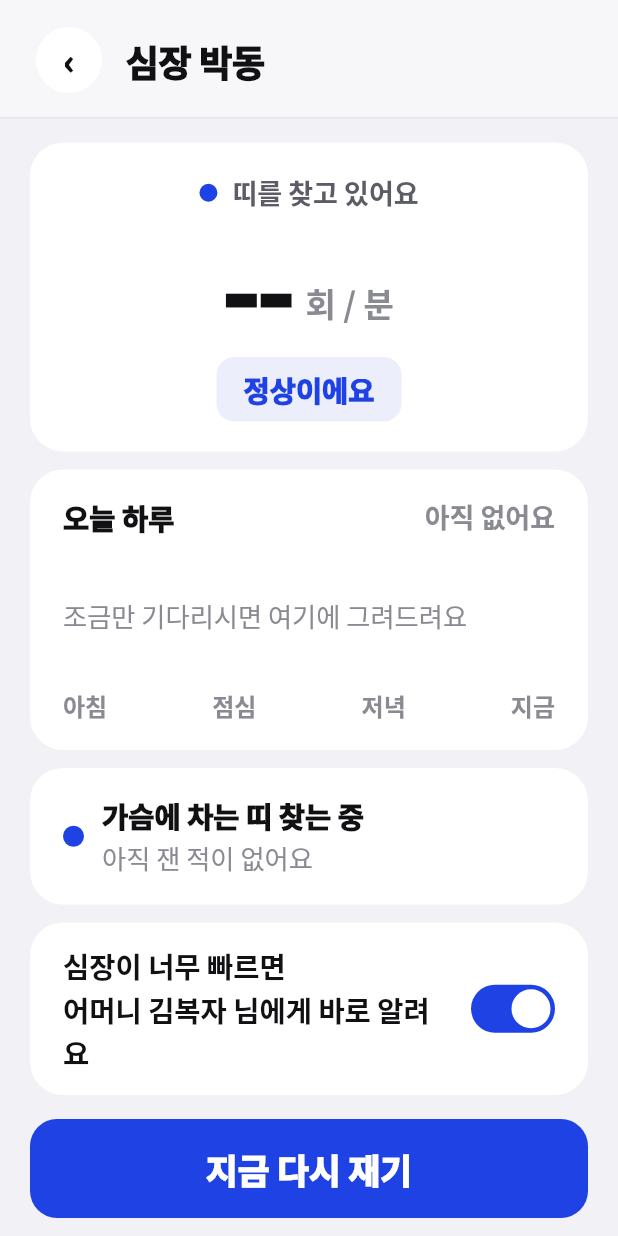
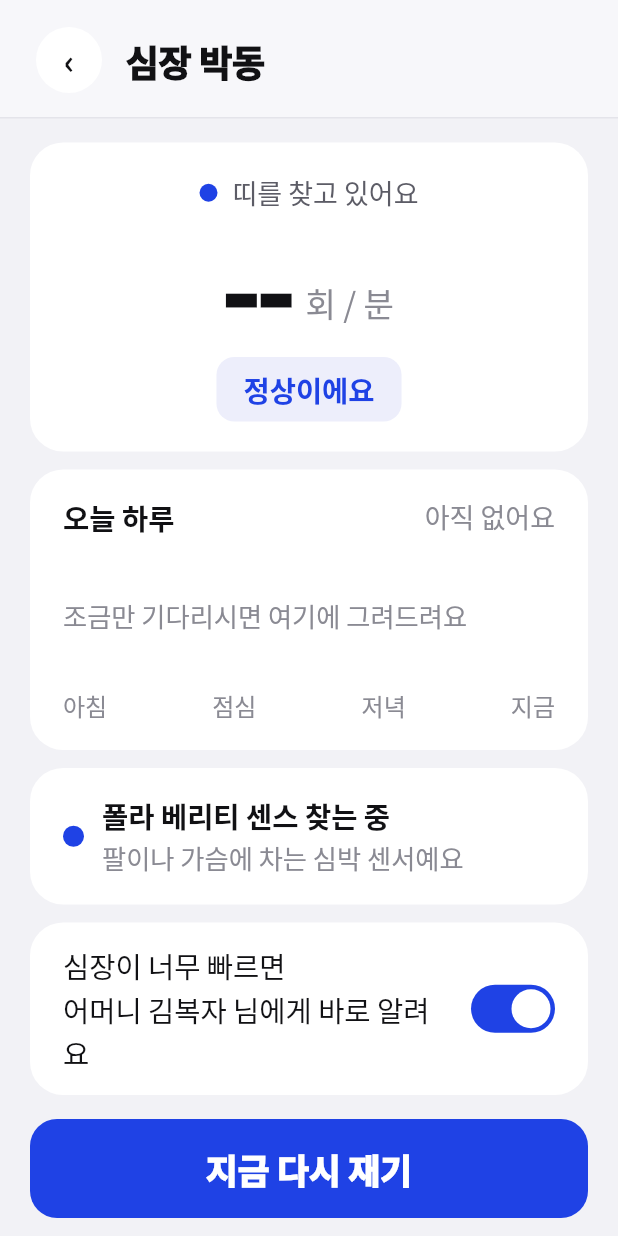
Before and after one commit to bong-bong00/alkong_yakong, a Flutter app: the GuardianHomeScreen screen opened by its route, after a tap on "심장 박동", on a phone screen of 412 x 824 dp. Run offline on Flutter 3.47's test engine with Material 3 defaults, Android fonts, the phone set to English and light mode, and no system bars; our stand-ins replace dio, fl_chart, flutter_riverpod, go_router, image_picker, permission_handler and 1 more; missing offline and left inert: polar; accounts and stored records are empty; network calls fail; Roboto replaces fonts that are missing (Noto Sans KR).

Commit message:
굵기 정리 · 기기 이름 정정 · 이모지 복원
굵기
전부 굵어서 위계가 사라지고 답답해 보였다. 900은 화면에서 가장 먼저
읽혀야 하는 것에만 남긴다 — 핵심 숫자, 큰 시각, 화면 제목, 경고 문장,
버튼 라벨. 본문 500→400, 보조 500→400, 라벨 700→500,
카드 제목 900→700, 탭 라벨 900/700→700/500으로 내렸다.
눌러야 하는 목록 행의 제목만 700을 유지한다.

기기 이름
"가슴에 차는 띠"를 제품명 그대로 폴라 베리티 센스로 되돌렸다.
돌려 말하면 어느 물건인지 알 수 없고 사용설명서·구매처·가족과의
대화에서 쓰는 이름과도 어긋난다. 대신 센서 상태 행에
"팔이나 가슴에 차는 심박 센서예요"를 덧붙여 무엇인지 설명한다.

이모지
카드 제목과 목록 행에 이모지를 되살렸다. 다만 이모지 단독으로
뜻을 만들지 않는다 — 한글 라벨이 항상 함께 있고, 이모지는
ExcludeSemantics로 감싸 스크린리더에서 두 번 읽히지 않게 했다.
EmojiTitle 위젯과 SeniorListRow.emoji로 자리를 정해뒀다.

그 밖에
홈 상단 오른쪽의 이름 첫 글자 아바타를 없앴다.

Co-Authored-By: Claude Opus 5 <noreply@anthropic.com>
Claude-Session: https://claude.ai/code/session_01DraJsXS4EGMwwwVqsKY4Qt

```diff
--- a/lib/core/theme/app_typography.dart
+++ b/lib/core/theme/app_typography.dart
@@ -8,7 +8,11 @@ import '../constants/app_colors.dart';
 /// 16px 이하가 필요하다고 느껴지면 그 정보는 삭제 대상이다.
 ///
 /// weight는 400 / 500 / 700 / 900만 쓴다.
-/// 크기 인자는 각 역할의 허용 범위 안에서만 조절한다.
+///
+/// **굵기는 아껴 쓴다.** 900은 화면에서 가장 먼저 읽혀야 하는 것에만
+/// 붙인다 — 핵심 숫자, 큰 시각, 화면 제목, 경고 문장, 버튼 라벨.
+/// 본문·보조·라벨은 기본 굵기로 두어야 굵은 글자가 실제로 눈에 띈다.
+/// 전부 굵으면 위계가 사라지고 화면이 답답해진다.
 abstract final class AppText {
   /// 번들한 Noto Sans KR. 400/500/700/900 네 굵기를 함께 싣는다.
   /// 시스템 폰트에 기대면 기기마다 900이 없어 제목의 위계가 무너진다.
@@ -31,6 +35,7 @@ abstract final class AppText {
   static const FontWeight _black = FontWeight.w900;
   static const FontWeight _bold = FontWeight.w700;
   static const FontWeight _medium = FontWeight.w500;
+  static const FontWeight _regular = FontWeight.w400;
 
   static TextStyle _base({
     required double size,
@@ -98,33 +103,46 @@ abstract final class AppText {
     letterSpacingEm: -0.01,
   );
 
-  /// 카드 제목 / 리스트 항목. 20–21px / 900.
+  /// 카드 제목 / 리스트 항목. 20–21px / 700.
+  /// 화면에서 가장 강해야 하는 제목은 [screenTitle]이나 [emphasis]를 쓴다.
   static TextStyle cardTitle({
     double size = 20,
     Color color = AppColors.textPrimary,
-  }) => _base(size: size, weight: _black, height: 1.4, color: color);
+    FontWeight? weight,
+  }) => _base(
+    size: size,
+    weight: weight ?? _bold,
+    height: 1.4,
+    color: color,
+  );
 
   /// 버튼 라벨. 22–25px / 900.
   static TextStyle button({double size = 24, Color color = Colors.white}) =>
       _base(size: size, weight: _black, height: 1, color: color);
 
-  /// 본문. 19px / 500.
+  /// 본문. 19px / 400. 강조가 필요하면 [weight]로만 올린다.
   static TextStyle body({
     double size = 19,
     Color color = AppColors.textBody,
     FontWeight? weight,
   }) => _base(
     size: size,
-    weight: weight ?? _medium,
+    weight: weight ?? _regular,
     height: 1.6,
     color: color,
   );
 
-  /// 라벨. 18px / 700.
+  /// 라벨. 18px / 500. 눌러야 하는 행의 제목만 [weight]로 700을 준다.
   static TextStyle label({
     double size = 18,
     Color color = AppColors.textSecondary,
-  }) => _base(size: size, weight: _bold, height: 1.5, color: color);
+    FontWeight? weight,
+  }) => _base(
+    size: size,
+    weight: weight ?? _medium,
+    height: 1.5,
+    color: color,
+  );
 
   /// 보조. 17–17.5px / 500. **이 아래로 내려가지 않는다.**
   static TextStyle caption({
@@ -133,15 +151,15 @@ abstract final class AppText {
     FontWeight? weight,
   }) => _base(
     size: size,
-    weight: weight ?? _medium,
+    weight: weight ?? _regular,
     height: 1.6,
     color: color,
   );
 
-  /// 탭 라벨. 16px, 활성 900 / 비활성 700.
+  /// 탭 라벨. 16px, 활성 700 / 비활성 500.
   static TextStyle tab({required bool active}) => _base(
     size: 16,
-    weight: active ? _black : _bold,
+    weight: active ? _bold : _medium,
     height: 1,
     color: active ? AppColors.point : AppColors.inactiveLabel,
   );
--- a/lib/core/widgets/senior_card.dart
+++ b/lib/core/widgets/senior_card.dart
@@ -76,6 +76,38 @@ class Dot extends StatelessWidget {
   );
 }
 
+/// 이모지를 앞에 붙인 제목.
+///
+/// **이모지 단독으로 뜻을 만들지 않는다.** 한글 라벨이 항상 함께 있고,
+/// 이모지는 스크린리더에서 제외해 "약 이모지 지금 드실 약"처럼
+/// 두 번 읽히지 않게 한다.
+class EmojiTitle extends StatelessWidget {
+  final String emoji;
+  final String text;
+  final TextStyle style;
+
+  const EmojiTitle({
+    super.key,
+    required this.emoji,
+    required this.text,
+    required this.style,
+  });
+
+  @override
+  Widget build(BuildContext context) {
+    return Row(
+      crossAxisAlignment: CrossAxisAlignment.start,
+      children: [
+        ExcludeSemantics(
+          child: Text(emoji, style: TextStyle(fontSize: style.fontSize)),
+        ),
+        const SizedBox(width: 8),
+        Expanded(child: Text(text, style: style)),
+      ],
+    );
+  }
+}
+
 /// 상태 배지 ("꼭 확인하세요", "정상이에요", "가장 쉬운 방법").
 class SeniorBadge extends StatelessWidget {
   final String label;
@@ -120,6 +152,9 @@ class SeniorListRow extends StatelessWidget {
   final Widget? trailing;
   final VoidCallback? onTap;
 
+  /// 라벨 앞에 붙는 이모지. 없으면 라벨만 그린다.
+  final String? emoji;
+
   const SeniorListRow({
     super.key,
     required this.label,
@@ -127,6 +162,7 @@ class SeniorListRow extends StatelessWidget {
     this.valueColor = AppColors.textTertiary,
     this.trailing,
     this.onTap,
+    this.emoji,
   });
 
   @override
@@ -138,10 +174,20 @@ class SeniorListRow extends StatelessWidget {
         padding: const EdgeInsets.symmetric(vertical: 17),
         child: Row(
           children: [
+            if (emoji != null) ...[
+              ExcludeSemantics(
+                child: Text(emoji!, style: const TextStyle(fontSize: 20)),
+              ),
+              const SizedBox(width: 12),
+            ],
             Expanded(
               child: Text(
                 label,
-                style: AppText.label(size: 20, color: AppColors.textPrimary),
+                style: AppText.label(
+                  size: 20,
+                  color: AppColors.textPrimary,
+                  weight: FontWeight.w700,
+                ),
               ),
             ),
             if (value != null) ...[
--- a/lib/features/biosignal/presentation/screens/heartbeat_screen.dart
+++ b/lib/features/biosignal/presentation/screens/heartbeat_screen.dart
@@ -15,7 +15,12 @@ import '../../data/polar_service.dart';
 /// 4g — 심장 박동.
 ///
 /// "생체신호 / 바이탈"이라는 말을 쓰지 않는다. 화면 이름은 심장 박동이고,
-/// 센서는 "가슴에 차는 띠"라고 부른다. 동기화는 "최신 정보"다.
+/// 동기화는 "최신 정보"다.
+///
+/// 다만 기기는 제품명 그대로 **폴라 베리티 센스**라고 부른다.
+/// 돌려 말하면 어느 물건을 말하는지 알 수 없고, 사용설명서·구매처·
+/// 가족과의 대화에서 쓰는 이름과도 어긋난다. 대신 처음 나오는 자리에는
+/// 무엇인지 한 줄로 덧붙인다.
 ///
 /// 연결이 끊기면 오류 화면 대신 5e 회복 패턴([RecoveryView])으로 바뀐다.
 class HeartbeatScreen extends StatefulWidget {
@@ -145,17 +150,17 @@ class _HeartbeatScreenState extends State<HeartbeatScreen> {
   Widget _recovery() {
     return RecoveryView(
       title: '지금은 심장 박동을\n재지 못하고 있어요',
-      reassurance: '가슴에 찬 띠와 전화기가 떨어져 있어요. ',
+      reassurance: '폴라 베리티 센스와 전화기가 떨어져 있어요. ',
       reassuranceEmphasis: '고장이 아니니 걱정하지 마세요.',
       steps: const [
-        '띠가 가슴에 잘 붙어 있는지 만져보세요',
-        '띠의 가운데 단추를 한 번 누르세요',
-        '전화기를 띠 가까이 두세요',
+        '센서가 팔이나 가슴에 잘 붙어 있는지 만져보세요',
+        '센서 가운데 단추를 한 번 누르세요',
+        '전화기를 센서 가까이 두세요',
       ],
       actionLabel: '다시 연결하기',
       onAction: _connect,
       stillWorksTitle: '약 알림은 그대로 와요',
-      stillWorksBody: '띠가 끊겨도 복약 알림에는 영향이 없어요.',
+      stillWorksBody: '센서가 끊겨도 복약 알림에는 영향이 없어요.',
       helperText: '그래도 안 되면\n${widget.guardianTitle}에게 도움 청하기',
       onCallHelper: () => ScaffoldMessenger.of(context).showSnackBar(
         SnackBar(content: Text('${widget.guardianTitle}에게 전화를 겁니다')),
@@ -238,12 +243,14 @@ class _HeartbeatScreenState extends State<HeartbeatScreen> {
                     crossAxisAlignment: CrossAxisAlignment.start,
                     children: [
                       Text(
-                        _connecting ? '가슴에 차는 띠 찾는 중' : '가슴에 차는 띠 연결됨',
+                        _connecting
+                            ? '폴라 베리티 센스 찾는 중'
+                            : '폴라 베리티 센스 연결됨',
                         style: AppText.cardTitle(size: 19),
                       ),
                       Text(
                         _lastReadAt == null
-                            ? '아직 잰 적이 없어요'
+                            ? '팔이나 가슴에 차는 심박 센서예요'
                             : '${DoseSlot.absoluteTime(_lastReadAt!)} 최신 정보',
                         style: AppText.caption(),
                       ),
--- a/lib/features/dashboard/presentation/screens/guardian_home_screen.dart
+++ b/lib/features/dashboard/presentation/screens/guardian_home_screen.dart
@@ -179,7 +179,14 @@ class GuardianStatusTab extends StatelessWidget {
                   child: Column(
                     crossAxisAlignment: CrossAxisAlignment.stretch,
                     children: [
-                      Text('오늘 복약', style: AppText.label(size: 19)),
+                      EmojiTitle(
+                        emoji: '💊',
+                        text: '오늘 복약',
+                        style: AppText.label(
+                          size: 19,
+                          weight: FontWeight.w700,
+                        ),
+                      ),
                       const SizedBox(height: 6),
                       Wrap(
                         spacing: 12,
@@ -280,6 +287,7 @@ class GuardianStatusTab extends StatelessWidget {
                                 style: AppText.cardTitle(
                                   size: 18,
                                   color: AppColors.danger,
+                                  weight: FontWeight.w900,
                                 ),
                               ),
                             ),
@@ -317,7 +325,11 @@ class GuardianStatusTab extends StatelessWidget {
                   child: Column(
                     crossAxisAlignment: CrossAxisAlignment.stretch,
                     children: [
-                      Text('오늘 있었던 일', style: AppText.cardTitle(size: 19)),
+                      EmojiTitle(
+                        emoji: '🕐',
+                        text: '오늘 있었던 일',
+                        style: AppText.cardTitle(size: 19),
+                      ),
                       const SizedBox(height: 12),
                       for (int i = 0; i < patient.activities.length; i++) ...[
                         if (i > 0) ...[
@@ -363,6 +375,7 @@ class GuardianStatusTab extends StatelessWidget {
                     children: [
                       SeniorListRow(
                         label: '약 목록 · 처방전',
+                        emoji: '📋',
                         trailing: const SeniorChevron(),
                         onTap: () => Navigator.of(context).push(
                           MaterialPageRoute<void>(
@@ -377,6 +390,7 @@ class GuardianStatusTab extends StatelessWidget {
                       const SeniorDivider(),
                       SeniorListRow(
                         label: '지난 알림 보기',
+                        emoji: '🔔',
                         trailing: const SeniorChevron(),
                         onTap: onOpenAlerts,
                       ),
@@ -547,8 +561,9 @@ class _AlertCard extends StatelessWidget {
           Row(
             children: [
               Expanded(
-                child: Text(
-                  alert.title,
+                child: EmojiTitle(
+                  emoji: _isDanger ? '⚠️' : '✅',
+                  text: alert.title,
                   style: AppText.cardTitle(size: 18, color: _barColor),
                 ),
               ),
--- a/lib/features/dur_analysis/presentation/screens/dur_analysis_screen.dart
+++ b/lib/features/dur_analysis/presentation/screens/dur_analysis_screen.dart
@@ -209,7 +209,7 @@ class _DurAnalysisScreenState extends State<DurAnalysisScreen> {
               child: Column(
                 crossAxisAlignment: CrossAxisAlignment.start,
                 children: [
-                  Text('같이 드셔도 괜찮아요', style: AppText.emphasis()),
+                  Text('✅ 같이 드셔도 괜찮아요', style: AppText.emphasis()),
                   const SizedBox(height: 8),
                   Text(
                     '등록하신 약끼리 부딪히는 것이 없었어요. '
@@ -231,7 +231,11 @@ class _DurAnalysisScreenState extends State<DurAnalysisScreen> {
               child: Column(
                 crossAxisAlignment: CrossAxisAlignment.stretch,
                 children: [
-                  Text('나머지 약은 괜찮아요', style: AppText.cardTitle(size: 19)),
+                  EmojiTitle(
+                    emoji: '✅',
+                    text: '나머지 약은 괜찮아요',
+                    style: AppText.cardTitle(size: 19),
+                  ),
                   const SizedBox(height: 10),
                   for (int i = 0; i < _safeMedicines.length; i++) ...[
                     if (i > 0) ...[
@@ -285,7 +289,11 @@ class _DurAnalysisScreenState extends State<DurAnalysisScreen> {
                   child: Column(
                     crossAxisAlignment: CrossAxisAlignment.start,
                     children: [
-                      Text('이 약은 무슨 약인가요?', style: AppText.cardTitle(size: 19)),
+                      EmojiTitle(
+                        emoji: '💊',
+                        text: '이 약은 무슨 약인가요?',
+                        style: AppText.cardTitle(size: 19),
+                      ),
                       Text('쉬운 말로 알려드려요', style: AppText.caption()),
                     ],
                   ),
@@ -349,7 +357,7 @@ class _RiskCard extends StatelessWidget {
           Align(
             alignment: Alignment.centerLeft,
             child: SeniorBadge(
-              label: isDanger ? '꼭 확인하세요' : '조심하세요',
+              label: isDanger ? '⚠️ 꼭 확인하세요' : '⚠️ 조심하세요',
               background: isDanger ? AppColors.danger : AppColors.dangerBorder,
               foreground: isDanger ? Colors.white : AppColors.danger,
               radius: 10,
--- a/lib/features/profile/presentation/screens/mypage_screen.dart
+++ b/lib/features/profile/presentation/screens/mypage_screen.dart
@@ -117,6 +117,7 @@ class _MyPageScreenState extends ConsumerState<MyPageScreen> {
                     children: [
                       SeniorListRow(
                         label: '내 약 목록',
+                        emoji: '💊',
                         value: '$medicineCount가지',
                         trailing: const SeniorChevron(),
                         onTap: () => _todo('내 약 목록'),
@@ -124,13 +125,15 @@ class _MyPageScreenState extends ConsumerState<MyPageScreen> {
                       const SeniorDivider(),
                       SeniorListRow(
                         label: '약 먹는 시간',
+                        emoji: '⏰',
                         value: '하루 ${today.doses.length}번',
                         trailing: const SeniorChevron(),
                         onTap: () => _todo('약 먹는 시간'),
                       ),
                       const SeniorDivider(),
                       SeniorListRow(
-                        label: '가슴에 차는 띠',
+                        label: '폴라 베리티 센스',
+                        emoji: '❤️',
                         value: '연결됨',
                         valueColor: AppColors.point,
                         trailing: const SeniorChevron(),
@@ -139,6 +142,7 @@ class _MyPageScreenState extends ConsumerState<MyPageScreen> {
                       const SeniorDivider(),
                       SeniorListRow(
                         label: '듣고 말하기',
+                        emoji: '🔊',
                         value: '켜기',
                         valueColor: AppColors.point,
                         trailing: const SeniorChevron(),
@@ -147,6 +151,7 @@ class _MyPageScreenState extends ConsumerState<MyPageScreen> {
                       const SeniorDivider(),
                       SeniorListRow(
                         label: '알림 소리 · 크게',
+                        emoji: '🔔',
                         trailing: SeniorToggle(
                           value: _loudAlarm,
                           semanticLabel: '알림 소리를 크게',
@@ -167,7 +172,11 @@ class _MyPageScreenState extends ConsumerState<MyPageScreen> {
                   child: Column(
                     crossAxisAlignment: CrossAxisAlignment.stretch,
                     children: [
-                      Text('함께 보는 가족', style: AppText.cardTitle(size: 19)),
+                      EmojiTitle(
+                        emoji: '👪',
+                        text: '함께 보는 가족',
+                        style: AppText.cardTitle(size: 19),
+                      ),
                       const SizedBox(height: 14),
                       Row(
                         children: [
```
Also changed, not shown: lib/features/dashboard/presentation/screens/medication_record_screen.dart (+17 -3 lines), lib/features/dashboard/presentation/screens/patient_home_screen.dart (+21 -30 lines), 1 other file.
